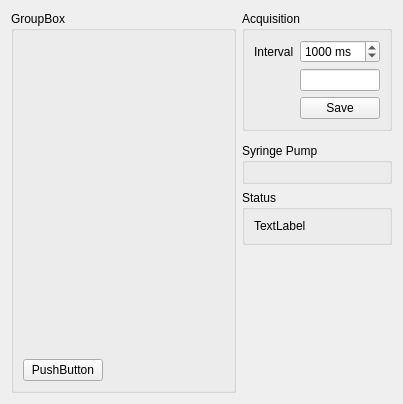
This is WidgetMain.ui in AGuilbault/Microcal as Qt 5 draws it before an edit. The edited form follows.
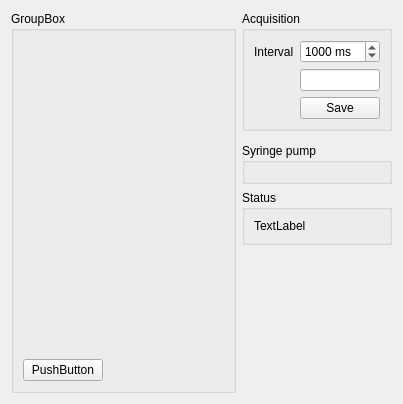
This is the edited form.

The edit to the form file:
```diff
--- a/WidgetMain.ui
+++ b/WidgetMain.ui
@@ -59,7 +59,7 @@
    <item row="2" column="1">
     <widget class="QGroupBox" name="groupBox_2">
      <property name="title">
-      <string>Syringe Pump</string>
+      <string>Syringe pump</string>
      </property>
      <layout class="QGridLayout" name="gridLayout_2">
       <item row="0" column="0">
```
